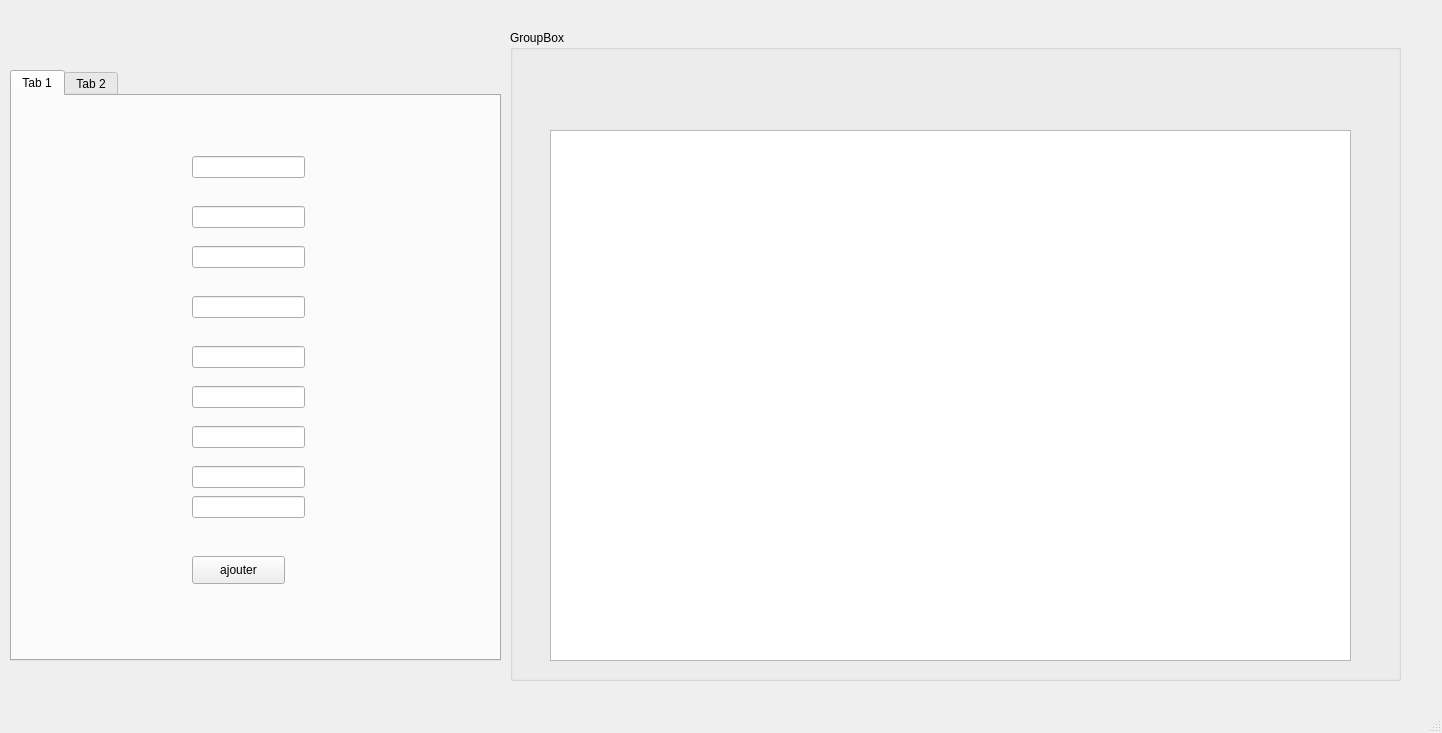
Old version of the form mainwindow.ui in the repository yahyasamet/dryclean_2A7.
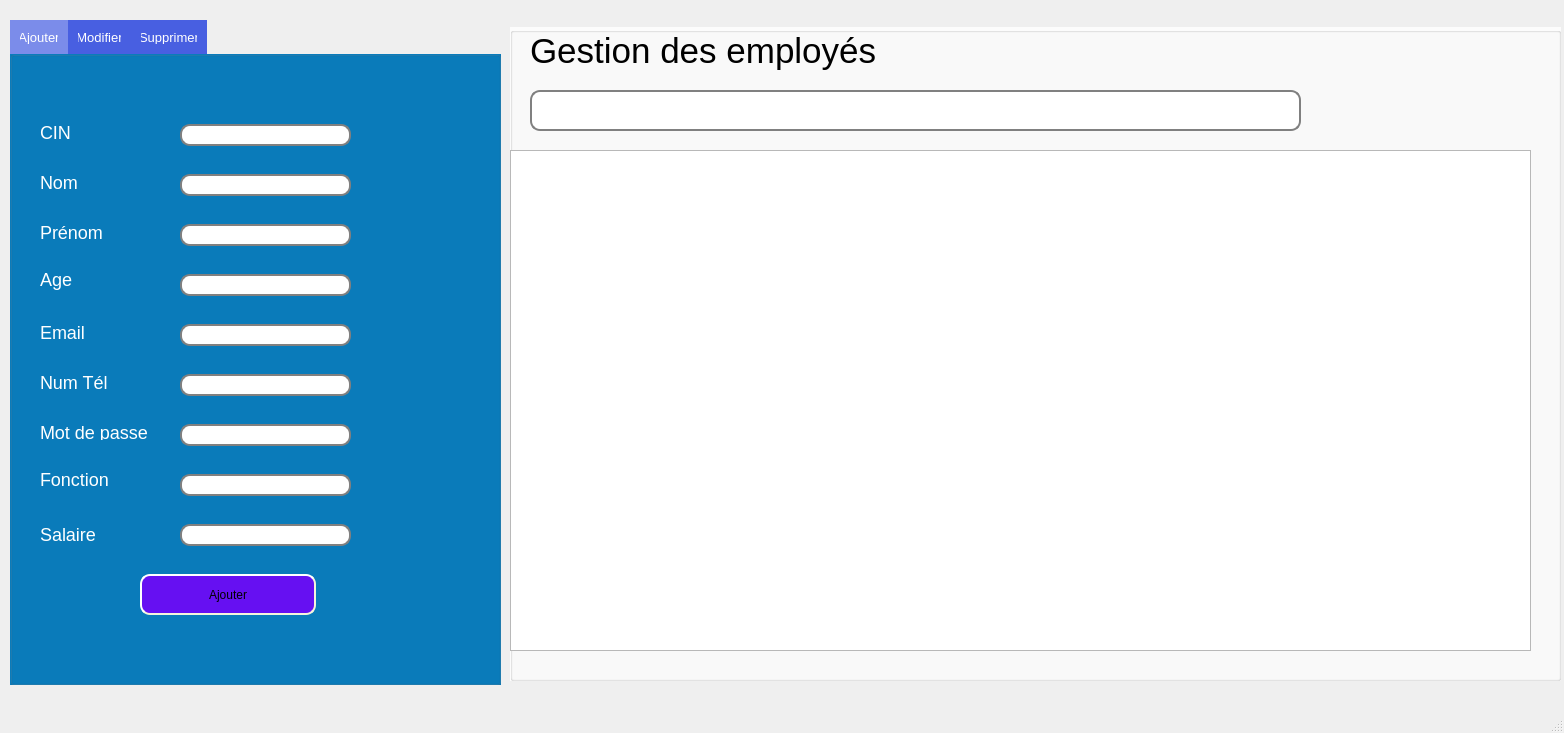
New version of the form. The open tabs and pages were chosen to show the change. Icons and pictures are not drawn.

Diff of the .ui file:
```diff
--- a/mainwindow.ui
+++ b/mainwindow.ui
@@ -6,7 +6,7 @@
    <rect>
     <x>0</x>
     <y>0</y>
-    <width>1442</width>
+    <width>1564</width>
     <height>733</height>
    </rect>
   </property>
@@ -18,125 +18,584 @@
     <property name="geometry">
      <rect>
       <x>10</x>
-      <y>70</y>
+      <y>20</y>
       <width>491</width>
-      <height>591</height>
+      <height>671</height>
      </rect>
     </property>
+    <property name="styleSheet">
+     <string notr="true">QTabWidget::tab-bar {
+   border: 1px solid gray;
+ flex: 0 0 25%;
+    max-width: 80%;
+}
+
+QTabBar::tab {
+  background: 	rgb(72,95,225);
+  color: white;
+  padding: 10px;
+ flex: 0 0 25%;
+    max-width: 80%;
+font-size:13px;
+ }
+
+ QTabBar::tab:selected {
+  background: rgb(123,140,234);
+ }
+QTabWidget::pane { 
+   border: none;
+}
+QLineEdit {
+    border: 2px solid gray;
+    border-radius: 10px;
+    padding: 0 8px;
+    background: white;
+    selection-background-color: darkgray;
+}
+QPushButton {
+    background-color: #6610f2;
+    border-style: outset;
+    border-width: 2px;
+    border-radius: 10px;
+    border-color: beige;
+    min-width: 10em;
+    padding: 6px;
+}
+QPushButton:hover {
+    background-color: rgb(43, 163, 255);
+    border-style: inset;
+}
+QPushButton:pressed {
+    background-color: rgb(43, 163, 255);
+    border-style: inset;
+}
+QLabel{
+font-size: 17px;
+
+}</string>
+    </property>
     <property name="currentIndex">
      <number>1</number>
     </property>
     <widget class="QWidget" name="tab">
      <attribute name="title">
-      <string>Tab 1</string>
+      <string>Ajouter</string>
      </attribute>
-     <widget class="QLineEdit" name="cin">
+     <widget class="QGroupBox" name="groupBox_2">
       <property name="geometry">
        <rect>
-        <x>180</x>
-        <y>60</y>
-        <width>113</width>
+        <x>0</x>
+        <y>-30</y>
+        <width>491</width>
+        <height>661</height>
+       </rect>
+      </property>
+      <property name="styleSheet">
+       <string notr="true">QGroupBox  {
+    background-color: #0A7CBC;
+    margin-top: 27px;
+    font-size: 14px;
+}
+QGroupBox::title  {
+    subcontrol-origin: margin;
+    subcontrol-position: top center;
+    padding: 5px 8000px 5px 8000px;
+    background-color: rgb(54, 49, 120);
+    color: rgb(255, 255, 255);
+
+}
+QLabel
+{
+color: white;
+font-size: 18px;
+}</string>
+      </property>
+      <property name="title">
+       <string/>
+      </property>
+      <widget class="QPushButton" name="ajouter">
+       <property name="geometry">
+        <rect>
+         <x>130</x>
+         <y>550</y>
+         <width>176</width>
+         <height>41</height>
+        </rect>
+       </property>
+       <property name="text">
+        <string>Ajouter</string>
+       </property>
+      </widget>
+      <widget class="QLineEdit" name="age">
+       <property name="geometry">
+        <rect>
+         <x>170</x>
+         <y>250</y>
+         <width>171</width>
+         <height>22</height>
+        </rect>
+       </property>
+      </widget>
+      <widget class="QLineEdit" name="num_tel">
+       <property name="geometry">
+        <rect>
+         <x>170</x>
+         <y>350</y>
+         <width>171</width>
+         <height>22</height>
+        </rect>
+       </property>
+      </widget>
+      <widget class="QLineEdit" name="prenom">
+       <property name="geometry">
+        <rect>
+         <x>170</x>
+         <y>200</y>
+         <width>171</width>
+         <height>22</height>
+        </rect>
+       </property>
+      </widget>
+      <widget class="QLineEdit" name="salaire">
+       <property name="geometry">
+        <rect>
+         <x>170</x>
+         <y>500</y>
+         <width>171</width>
+         <height>22</height>
+        </rect>
+       </property>
+      </widget>
+      <widget class="QLineEdit" name="cin">
+       <property name="geometry">
+        <rect>
+         <x>170</x>
+         <y>100</y>
+         <width>171</width>
+         <height>22</height>
+        </rect>
+       </property>
+      </widget>
+      <widget class="QLineEdit" name="nom">
+       <property name="geometry">
+        <rect>
+         <x>170</x>
+         <y>150</y>
+         <width>171</width>
+         <height>22</height>
+        </rect>
+       </property>
+      </widget>
+      <widget class="QLineEdit" name="fonction">
+       <property name="geometry">
+        <rect>
+         <x>170</x>
+         <y>450</y>
+         <width>171</width>
+         <height>22</height>
+        </rect>
+       </property>
+      </widget>
+      <widget class="QLineEdit" name="email">
+       <property name="geometry">
+        <rect>
+         <x>170</x>
+         <y>300</y>
+         <width>171</width>
+         <height>22</height>
+        </rect>
+       </property>
+      </widget>
+      <widget class="QLineEdit" name="password">
+       <property name="geometry">
+        <rect>
+         <x>170</x>
+         <y>400</y>
+         <width>171</width>
+         <height>22</height>
+        </rect>
+       </property>
+      </widget>
+      <widget class="QLabel" name="label_2">
+       <property name="geometry">
+        <rect>
+         <x>30</x>
+         <y>100</y>
+         <width>56</width>
+         <height>16</height>
+        </rect>
+       </property>
+       <property name="text">
+        <string>CIN</string>
+       </property>
+      </widget>
+      <widget class="QLabel" name="label_3">
+       <property name="geometry">
+        <rect>
+         <x>30</x>
+         <y>150</y>
+         <width>56</width>
+         <height>16</height>
+        </rect>
+       </property>
+       <property name="text">
+        <string>Nom</string>
+       </property>
+      </widget>
+      <widget class="QLabel" name="label_4">
+       <property name="geometry">
+        <rect>
+         <x>30</x>
+         <y>200</y>
+         <width>71</width>
+         <height>16</height>
+        </rect>
+       </property>
+       <property name="text">
+        <string>Prénom</string>
+       </property>
+      </widget>
+      <widget class="QLabel" name="label_5">
+       <property name="geometry">
+        <rect>
+         <x>30</x>
+         <y>240</y>
+         <width>56</width>
+         <height>31</height>
+        </rect>
+       </property>
+       <property name="text">
+        <string>Age</string>
+       </property>
+      </widget>
+      <widget class="QLabel" name="label_6">
+       <property name="geometry">
+        <rect>
+         <x>30</x>
+         <y>400</y>
+         <width>111</width>
+         <height>16</height>
+        </rect>
+       </property>
+       <property name="text">
+        <string>Mot de passe</string>
+       </property>
+      </widget>
+      <widget class="QLabel" name="label_7">
+       <property name="geometry">
+        <rect>
+         <x>30</x>
+         <y>300</y>
+         <width>56</width>
+         <height>16</height>
+        </rect>
+       </property>
+       <property name="text">
+        <string>Email</string>
+       </property>
+      </widget>
+      <widget class="QLabel" name="label_8">
+       <property name="geometry">
+        <rect>
+         <x>30</x>
+         <y>350</y>
+         <width>81</width>
+         <height>16</height>
+        </rect>
+       </property>
+       <property name="text">
+        <string>Num Tél</string>
+       </property>
+      </widget>
+      <widget class="QLabel" name="label_9">
+       <property name="geometry">
+        <rect>
+         <x>30</x>
+         <y>440</y>
+         <width>71</width>
+         <height>31</height>
+        </rect>
+       </property>
+       <property name="text">
+        <string>Fonction</string>
+       </property>
+      </widget>
+      <widget class="QLabel" name="label_10">
+       <property name="geometry">
+        <rect>
+         <x>30</x>
+         <y>495</y>
+         <width>61</width>
+         <height>31</height>
+        </rect>
+       </property>
+       <property name="text">
+        <string>Salaire</string>
+       </property>
+      </widget>
+     </widget>
+    </widget>
+    <widget class="QWidget" name="tab_3">
+     <attribute name="title">
+      <string>Modifier</string>
+     </attribute>
+     <widget class="QGroupBox" name="groupBox_4">
+      <property name="geometry">
+       <rect>
+        <x>0</x>
+        <y>-30</y>
+        <width>491</width>
+        <height>651</height>
+       </rect>
+      </property>
+      <property name="styleSheet">
+       <string notr="true">QGroupBox  {
+    background-color: #0A7CBC;
+    margin-top: 27px;
+    font-size: 14px;
+}
+QGroupBox::title  {
+    subcontrol-origin: margin;
+    subcontrol-position: top center;
+    padding: 5px 8000px 5px 8000px;
+    background-color: rgb(54, 49, 120);
+    color: rgb(255, 255, 255);
+
+}
+QLabel
+{
+color: white;
+font-size: 18px;
+}</string>
+      </property>
+      <property name="title">
+       <string/>
+      </property>
+      <widget class="QPushButton" name="modifier">
+       <property name="geometry">
+        <rect>
+         <x>130</x>
+         <y>550</y>
+         <width>176</width>
+         <height>41</height>
+        </rect>
+       </property>
+       <property name="text">
+        <string>Modifier</string>
+       </property>
+      </widget>
+      <widget class="QLabel" name="label_21">
+       <property name="geometry">
+        <rect>
+         <x>30</x>
+         <y>100</y>
+         <width>56</width>
+         <height>16</height>
+        </rect>
+       </property>
+       <property name="text">
+        <string>CIN</string>
+       </property>
+      </widget>
+      <widget class="QLabel" name="label_23">
+       <property name="geometry">
+        <rect>
+         <x>30</x>
+         <y>150</y>
+         <width>56</width>
+         <height>16</height>
+        </rect>
+       </property>
+       <property name="text">
+        <string>Nom</string>
+       </property>
+      </widget>
+      <widget class="QLabel" name="label_24">
+       <property name="geometry">
+        <rect>
+         <x>30</x>
+         <y>245</y>
+         <width>56</width>
+         <height>31</height>
+        </rect>
+       </property>
+       <property name="text">
+        <string>Age</string>
+       </property>
+      </widget>
+      <widget class="QLabel" name="label_25">
+       <property name="geometry">
+        <rect>
+         <x>30</x>
+         <y>200</y>
+         <width>71</width>
+         <height>16</height>
+        </rect>
+       </property>
+       <property name="text">
+        <string>Prénom</string>
+       </property>
+      </widget>
+      <widget class="QLabel" name="label_26">
+       <property name="geometry">
+        <rect>
+         <x>30</x>
+         <y>300</y>
+         <width>56</width>
+         <height>16</height>
+        </rect>
+       </property>
+       <property name="text">
+        <string>Email</string>
+       </property>
+      </widget>
+      <widget class="QLabel" name="label_27">
+       <property name="geometry">
+        <rect>
+         <x>30</x>
+         <y>350</y>
+         <width>91</width>
+         <height>16</height>
+        </rect>
+       </property>
+       <property name="text">
+        <string>Num Tél</string>
+       </property>
+      </widget>
+      <widget class="QLabel" name="label_28">
+       <property name="geometry">
+        <rect>
+         <x>30</x>
+         <y>400</y>
+         <width>111</width>
+         <height>16</height>
+        </rect>
+       </property>
+       <property name="text">
+        <string>Mot de passe</string>
+       </property>
+      </widget>
+      <widget class="QLabel" name="label_29">
+       <property name="geometry">
+        <rect>
+         <x>30</x>
+         <y>450</y>
+         <width>81</width>
+         <height>16</height>
+        </rect>
+       </property>
+       <property name="text">
+        <string>Fonction</string>
+       </property>
+      </widget>
+      <widget class="QLabel" name="label_30">
+       <property name="geometry">
+        <rect>
+         <x>30</x>
+         <y>500</y>
+         <width>56</width>
+         <height>16</height>
+        </rect>
+       </property>
+       <property name="text">
+        <string>Salaire</string>
+       </property>
+      </widget>
+     </widget>
+     <widget class="QLineEdit" name="num_tel_2">
+      <property name="geometry">
+       <rect>
+        <x>170</x>
+        <y>320</y>
+        <width>171</width>
         <height>22</height>
        </rect>
       </property>
      </widget>
-     <widget class="QLineEdit" name="nom">
+     <widget class="QLineEdit" name="salaire_2">
       <property name="geometry">
        <rect>
-        <x>180</x>
-        <y>110</y>
-        <width>113</width>
+        <x>170</x>
+        <y>470</y>
+        <width>171</width>
         <height>22</height>
        </rect>
       </property>
      </widget>
-     <widget class="QLineEdit" name="prenom">
+     <widget class="QLineEdit" name="fonction_2">
       <property name="geometry">
        <rect>
-        <x>180</x>
-        <y>150</y>
-        <width>113</width>
+        <x>170</x>
+        <y>420</y>
+        <width>171</width>
         <height>22</height>
        </rect>
       </property>
      </widget>
-     <widget class="QLineEdit" name="age">
+     <widget class="QLineEdit" name="email_2">
       <property name="geometry">
        <rect>
-        <x>180</x>
-        <y>200</y>
-        <width>113</width>
+        <x>170</x>
+        <y>270</y>
+        <width>171</width>
         <height>22</height>
        </rect>
       </property>
      </widget>
-     <widget class="QLineEdit" name="email">
+     <widget class="QLineEdit" name="cin_2">
       <property name="geometry">
        <rect>
-        <x>180</x>
-        <y>250</y>
-        <width>113</width>
+        <x>170</x>
+        <y>70</y>
+        <width>171</width>
         <height>22</height>
        </rect>
       </property>
      </widget>
-     <widget class="QLineEdit" name="num_tel">
+     <widget class="QLineEdit" name="prenom_2">
       <property name="geometry">
        <rect>
-        <x>180</x>
-        <y>290</y>
-        <width>113</width>
+        <x>170</x>
+        <y>170</y>
+        <width>171</width>
         <height>22</height>
        </rect>
       </property>
      </widget>
-     <widget class="QLineEdit" name="password">
+     <widget class="QLineEdit" name="age_2">
       <property name="geometry">
        <rect>
-        <x>180</x>
-        <y>330</y>
-        <width>113</width>
+        <x>170</x>
+        <y>220</y>
+        <width>171</width>
         <height>22</height>
        </rect>
       </property>
      </widget>
-     <widget class="QLineEdit" name="fonction">
+     <widget class="QLineEdit" name="nom_2">
       <property name="geometry">
        <rect>
-        <x>180</x>
+        <x>170</x>
+        <y>120</y>
+        <width>171</width>
+        <height>22</height>
+       </rect>
+      </property>
+     </widget>
+     <widget class="QLineEdit" name="password_2">
+      <property name="geometry">
+       <rect>
+        <x>170</x>
         <y>370</y>
-        <width>113</width>
+        <width>171</width>
         <height>22</height>
        </rect>
       </property>
      </widget>
-     <widget class="QLineEdit" name="salaire">
-      <property name="geometry">
-       <rect>
-        <x>180</x>
-        <y>400</y>
-        <width>113</width>
-        <height>22</height>
-       </rect>
-      </property>
-     </widget>
-     <widget class="QPushButton" name="ajouter">
-      <property name="geometry">
-       <rect>
-        <x>180</x>
-        <y>460</y>
-        <width>93</width>
-        <height>28</height>
-       </rect>
-      </property>
-      <property name="text">
-       <string>ajouter</string>
-      </property>
-     </widget>
     </widget>
     <widget class="QWidget" name="tab_2">
      <attribute name="title">
-      <string>Tab 2</string>
+      <string>Supprimer</string>
      </attribute>
      <widget class="QPushButton" name="supprimer">
       <property name="geometry">
@@ -167,22 +626,120 @@
     <property name="geometry">
      <rect>
       <x>510</x>
-      <y>30</y>
-      <width>891</width>
-      <height>651</height>
+      <y>0</y>
+      <width>1051</width>
+      <height>681</height>
      </rect>
     </property>
+    <property name="styleSheet">
+     <string notr="true">QGroupBox  {
+    background-color: rgb(252, 252, 252);
+    margin-top: 27px;
+    font-size: 14px;
+}
+QLabel  {
+font-size:35px;
+}
+
+QLineEdit {
+    border: 2px solid gray;
+    border-radius: 10px;
+    padding: 0 8px;
+    background: white;
+    selection-background-color: darkgray;
+}
+QPushButton {
+    color: rgb(255, 255, 255);
+  background-color: #4d7cff;
+    border-style: outset;
+    border-width: 0px;
+    border-radius: 10px;
+    border-color: beige;
+    min-width: 10em;
+    padding: 6px;
+}
+QPushButton:hover {
+color: #fff;
+    background-color: rgb(43, 163, 255);
+    border-style: inset;
+}
+QPushButton:pressed {
+    background-color: rgb(43, 163, 255);
+    border-style: inset;
+}</string>
+    </property>
     <property name="title">
-     <string>GroupBox</string>
+     <string/>
     </property>
     <widget class="QTableView" name="tab_emp">
      <property name="geometry">
       <rect>
-       <x>40</x>
+       <x>0</x>
+       <y>150</y>
+       <width>1021</width>
+       <height>501</height>
+      </rect>
+     </property>
+    </widget>
+    <widget class="QLineEdit" name="lineEdit">
+     <property name="geometry">
+      <rect>
+       <x>20</x>
+       <y>90</y>
+       <width>771</width>
+       <height>41</height>
+      </rect>
+     </property>
+    </widget>
+    <widget class="QLabel" name="label_20">
+     <property name="geometry">
+      <rect>
+       <x>20</x>
+       <y>30</y>
+       <width>451</width>
+       <height>41</height>
+      </rect>
+     </property>
+     <property name="text">
+      <string>Gestion des employés</string>
+     </property>
+    </widget>
+    <widget class="QLabel" name="label_11">
+     <property name="geometry">
+      <rect>
+       <x>760</x>
        <y>100</y>
-       <width>801</width>
-       <height>531</height>
+       <width>21</width>
+       <height>21</height>
       </rect>
+     </property>
+     <property name="text">
+      <string/>
+     </property>
+     <property name="pixmap">
+      <pixmap>pics/search.png</pixmap>
+     </property>
+     <property name="scaledContents">
+      <bool>true</bool>
+     </property>
+    </widget>
+    <widget class="QLabel" name="label_12">
+     <property name="geometry">
+      <rect>
+       <x>920</x>
+       <y>40</y>
+       <width>101</width>
+       <height>101</height>
+      </rect>
+     </property>
+     <property name="text">
+      <string/>
+     </property>
+     <property name="pixmap">
+      <pixmap>pics/logo_c++-1.png</pixmap>
+     </property>
+     <property name="scaledContents">
+      <bool>true</bool>
      </property>
     </widget>
    </widget>
```
Left out of the diff: 80 changed lines with no effect on the pictures.
